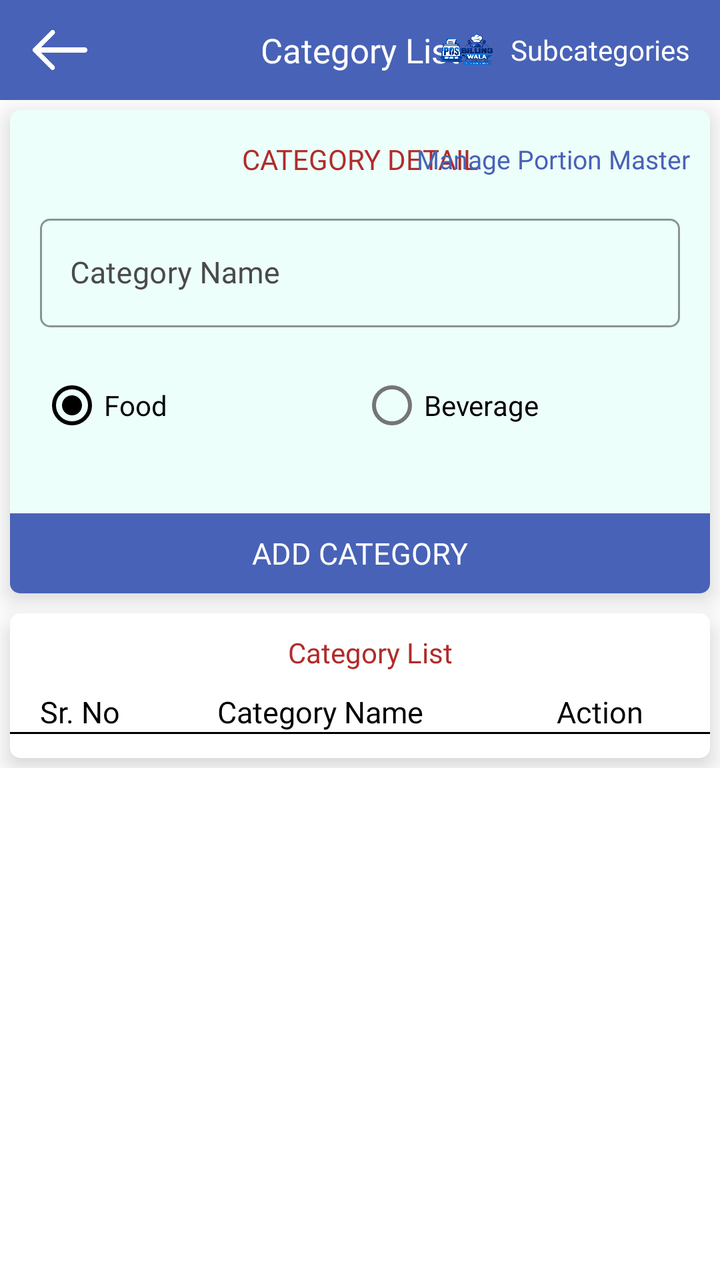
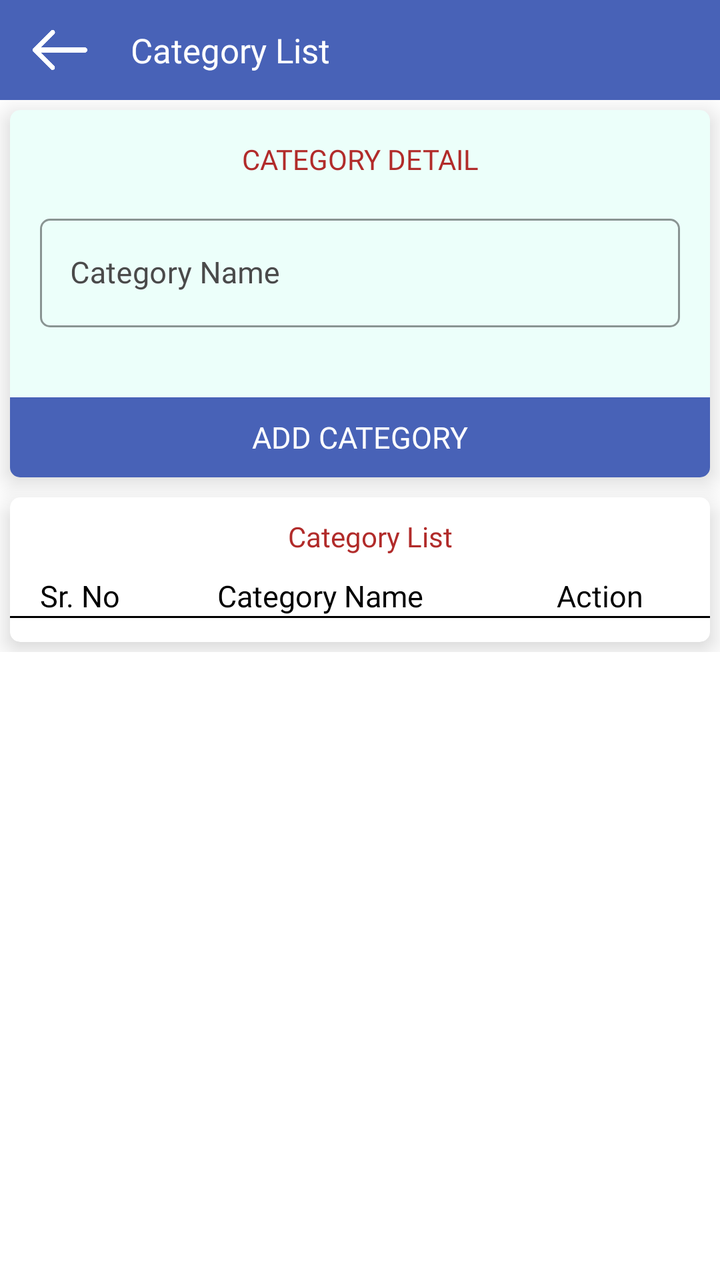

The first picture is an Android layout as it rendered before a commit; the second is the same layout after the commit. The layout source and the unified diff follow.
<!-- AndroidManifest.xml: application theme AppTheme -->
<!-- res/layout/fragment_add_category.xml -->
<?xml version="1.0" encoding="utf-8"?>
<LinearLayout xmlns:android="http://schemas.android.com/apk/res/android"
    xmlns:app="http://schemas.android.com/apk/res-auto"
    xmlns:tools="http://schemas.android.com/tools"
    android:layout_width="match_parent"
    android:layout_height="match_parent"
    android:orientation="vertical"
    tools:context=".Fragment.AddCategory">

    <com.google.android.material.appbar.AppBarLayout
        android:id="@+id/appBarLayout"
        android:layout_width="match_parent"
        android:layout_height="50dp">

        <RelativeLayout
            android:layout_width="match_parent"
            android:layout_height="match_parent">

            <ImageView
                android:id="@+id/backToHome"
                android:layout_width="30dp"
                android:layout_height="30dp"
                android:layout_alignParentStart="true"
                android:layout_centerInParent="true"
                android:layout_gravity="center"
                android:layout_marginStart="15dp"
                android:src="@drawable/back"
                app:tint="@color/white" />

            <androidx.appcompat.widget.AppCompatTextView
                android:layout_width="wrap_content"
                android:layout_height="wrap_content"
                android:layout_centerInParent="true"
                android:layout_gravity="center"
                android:fontFamily="@font/poppinsmedium"
                android:gravity="center"
                android:paddingStart="5dp"
                android:paddingEnd="5dp"
                android:text="@string/category_list"
                android:textColor="@color/white"
                android:textSize="17dp" />

            <androidx.appcompat.widget.AppCompatTextView
                android:id="@+id/manageSubcategories"
                android:layout_width="wrap_content"
                android:layout_height="wrap_content"
                android:layout_alignParentEnd="true"
                android:layout_centerInParent="true"
                android:layout_marginEnd="15dp"
                android:fontFamily="@font/poppinsmedium"
                android:gravity="center"
                android:text="@string/manage_subcategories"
                android:textColor="@color/white"
                android:textSize="14dp" />
            <ImageView
                android:id="@+id/appBrandLogo"
                android:layout_width="28dp"
                android:layout_height="28dp"
                android:layout_centerVertical="true"
                android:layout_marginEnd="8dp"
                android:layout_toStartOf="@+id/manageSubcategories"
                android:contentDescription="@string/app_name"
                android:scaleType="fitCenter"
                android:src="@drawable/app_logo" />

        </RelativeLayout>

    </com.google.android.material.appbar.AppBarLayout>

    <androidx.core.widget.NestedScrollView
        android:layout_width="match_parent"
        android:layout_height="match_parent">

        <LinearLayout
            android:layout_width="match_parent"
            android:layout_height="match_parent"
            android:orientation="vertical">

            <androidx.cardview.widget.CardView
                android:layout_width="match_parent"
                android:layout_height="wrap_content"
                android:layout_margin="5dp"
                android:elevation="7dp"
                app:cardBackgroundColor="#ecfffa"
                app:cardCornerRadius="5dp"
                app:cardElevation="7dp">

                <LinearLayout
                    android:layout_width="match_parent"
                    android:layout_height="wrap_content"
                    android:orientation="vertical">

                    <RelativeLayout
                        android:layout_width="match_parent"
                        android:layout_height="wrap_content"
                        android:layout_marginTop="15dp"
                        android:paddingStart="10dp"
                        android:paddingEnd="10dp">

                        <TextView
                            android:layout_width="wrap_content"
                            android:layout_height="wrap_content"
                            android:layout_centerInParent="true"
                            android:fontFamily="@font/poppinsbold"
                            android:gravity="center"
                            android:text="@string/category_detail"
                            android:textColor="@color/textcolor" />

                        <TextView
                            android:id="@+id/managePortionMaster"
                            android:layout_width="wrap_content"
                            android:layout_height="wrap_content"
                            android:layout_alignParentEnd="true"
                            android:layout_centerVertical="true"
                            android:fontFamily="@font/poppinsmedium"
                            android:text="@string/manage_portion_master"
                            android:textColor="@color/colorPrimary"
                            android:textSize="13dp" />

                    </RelativeLayout>

                    <com.google.android.material.textfield.TextInputLayout
                        android:id="@+id/categoryNameLayout"
                        style="@style/Widget.MaterialComponents.TextInputLayout.OutlinedBox"
                        android:layout_width="match_parent"
                        android:layout_height="wrap_content"
                        android:layout_gravity="center"
                        android:layout_marginStart="15dp"
                        android:layout_marginTop="15dp"
                        android:layout_marginEnd="15dp"
                        android:layout_marginBottom="5dp"
                        android:gravity="center"
                        android:textColorHint="@color/light_black"
                        app:boxCornerRadiusBottomEnd="5dp"
                        app:boxCornerRadiusBottomStart="5dp"
                        app:boxCornerRadiusTopEnd="5dp"
                        app:boxCornerRadiusTopStart="5dp"
                        app:boxStrokeColor="@color/light_black">

                        <com.google.android.material.textfield.TextInputEditText
                            android:id="@+id/categoryName"
                            android:layout_width="match_parent"
                            android:layout_height="wrap_content"
                            android:digits="abcdefghijklmnopqrstuvwxyzABCDEFGHIJKLMNOPQRSTUVWXYZ "
                            android:fontFamily="@font/poppinsregular"
                            android:hint="@string/category_name"
                            android:imeOptions="actionNext"
                            android:inputType="textCapWords"
                            android:paddingStart="15dp"
                            android:paddingEnd="10dp"
                            android:singleLine="true"
                            android:textColor="@color/black"
                            android:textColorHint="@color/light_black"
                            android:textSize="15dp" />

                    </com.google.android.material.textfield.TextInputLayout>

                    <RadioGroup
                        android:id="@+id/foodTypeGroup"
                        android:layout_width="match_parent"
                        android:layout_height="wrap_content"
                        android:layout_marginStart="15dp"
                        android:layout_marginTop="10dp"
                        android:layout_marginEnd="15dp"
                        android:orientation="horizontal">

                        <RadioButton
                            android:id="@+id/foodTypeFood"
                            android:layout_width="0dp"
                            android:layout_height="wrap_content"
                            android:layout_weight="1"
                            android:checked="true"
                            android:text="@string/ui_food" />

                        <RadioButton
                            android:id="@+id/foodTypeBeverage"
                            android:layout_width="0dp"
                            android:layout_height="wrap_content"
                            android:layout_weight="1"
                            android:text="@string/ui_beverage" />

                    </RadioGroup>

                    <TextView
                        android:id="@+id/addCategory"
                        android:layout_width="match_parent"
                        android:layout_height="40dp"
                        android:layout_gravity="center"
                        android:layout_marginTop="30dp"
                        android:background="@color/colorPrimary"
                        android:fontFamily="@font/poppinsmedium"
                        android:gravity="center"
                        android:text="@string/add_category"
                        android:textAllCaps="true"
                        android:textColor="@color/white"
                        android:textSize="15dp" />

                </LinearLayout>

            </androidx.cardview.widget.CardView>

            <androidx.cardview.widget.CardView
                android:id="@+id/categoryListCardView"
                android:layout_width="match_parent"
                android:layout_height="wrap_content"
                android:layout_margin="5dp"
                android:elevation="7dp"
                android:visibility="visible"
                app:cardCornerRadius="5dp"
                app:cardElevation="7dp">

                <LinearLayout
                    android:layout_width="match_parent"
                    android:layout_height="wrap_content"
                    android:orientation="vertical">

                    <TextView
                        android:layout_width="wrap_content"
                        android:layout_height="wrap_content"
                        android:layout_gravity="center"
                        android:layout_marginStart="5dp"
                        android:layout_marginTop="10dp"
                        android:fontFamily="@font/poppinsbold"
                        android:gravity="center"
                        android:paddingStart="10dp"
                        android:paddingEnd="10dp"
                        android:text="@string/category_list"
                        android:textColor="@color/textcolor" />

                    <LinearLayout
                        android:id="@+id/categoryLinearLayout"
                        android:layout_width="match_parent"
                        android:layout_height="wrap_content"
                        android:layout_marginStart="5dp"
                        android:layout_marginTop="10dp"
                        android:layout_marginEnd="5dp"
                        android:orientation="horizontal">

                        <TextView
                            android:layout_width="60dp"
                            android:layout_height="wrap_content"
                            android:layout_gravity="center"
                            android:fontFamily="@font/poppinsregular"
                            android:gravity="center"
                            android:paddingStart="5dp"
                            android:paddingEnd="5dp"
                            android:text="@string/ui_sr_no"
                            android:textColor="@color/black"
                            android:textSize="15dp" />

                        <TextView
                            android:layout_width="match_parent"
                            android:layout_height="wrap_content"
                            android:layout_gravity="center"
                            android:layout_weight="1"
                            android:fontFamily="@font/poppinsregular"
                            android:gravity="center"
                            android:paddingStart="5dp"
                            android:paddingEnd="5dp"
                            android:text="@string/category_name"
                            android:textColor="@color/black"
                            android:textSize="15dp" />

                        <TextView
                            android:layout_width="100dp"
                            android:layout_height="wrap_content"
                            android:layout_gravity="center"
                            android:fontFamily="@font/poppinsregular"
                            android:gravity="center"
                            android:paddingStart="5dp"
                            android:paddingEnd="5dp"
                            android:text="@string/ui_action"
                            android:textColor="@color/black"
                            android:textSize="15dp" />

                    </LinearLayout>

                    <View
                        android:layout_width="match_parent"
                        android:layout_height="1dp"
                        android:background="@color/black" />

                    <androidx.recyclerview.widget.RecyclerView
                        android:id="@+id/categoryRecyclerview"
                        android:layout_width="match_parent"
                        android:layout_height="match_parent"
                        android:layout_margin="3dp"
                        android:nestedScrollingEnabled="true"
                        android:padding="3dp" />

                </LinearLayout>

            </androidx.cardview.widget.CardView>

        </LinearLayout>

    </androidx.core.widget.NestedScrollView>

    <TextView
        android:id="@+id/noDataFound"
        android:layout_width="wrap_content"
        android:layout_height="wrap_content"
        android:layout_gravity="center"
        android:layout_marginTop="80dp"
        android:fontFamily="@font/poppinsmedium"
        android:gravity="center"
        android:paddingStart="10dp"
        android:paddingEnd="10dp"
        android:text="@string/ui_no_category_found_please_add_new_categor"
        android:textColor="@color/black"
        android:textSize="17dp" />

</LinearLayout>
<!-- resources referenced by this layout -->
<resources>
  <color name="black">#000</color>
  <color name="colorPrimary">#4862b7</color>
  <color name="light_black">#4a4a4a</color>
  <color name="textcolor">#b12b2a</color>
  <color name="white">#fff</color>
  <!-- drawable app_logo: png bitmap (drawable, 586552 bytes) -->
  <!-- drawable back: png bitmap (drawable, 3507 bytes) -->
  <string name="add_category">Add Category</string>
  <string name="app_name">Billingwala</string>
  <string name="category_detail">CATEGORY DETAIL</string>
  <string name="category_list">Category List</string>
  <string name="category_name">Category Name</string>
  <string name="manage_portion_master">Manage Portion Master</string>
  <string name="manage_subcategories">Subcategories</string>
  <string name="ui_action">Action</string>
  <string name="ui_beverage">Beverage</string>
  <string name="ui_food">Food</string>
  <string name="ui_no_category_found_please_add_new_categor">No Category Found\nPlease add new category</string>
  <string name="ui_sr_no">Sr. No</string>
  <style name="AppTheme" parent="Theme.MaterialComponents.Light.NoActionBar">
          
          <item name="colorPrimary">@color/colorPrimary</item>
          <item name="colorPrimaryDark">@color/colorPrimary</item>
          <item name="colorAccent">@color/colorAccent</item>
          <item name="android:windowIsTranslucent">true</item>
          <item name="windowNoTitle">true</item>
          <item name="windowActionBar">false</item>
  
      </style>
  <color name="colorAccent">#000</color>
</resources>

<!-- the commit's change to res/layout/fragment_add_category.xml (unified diff, before → after) -->
@@ -32,6 +32,8 @@
                 android:layout_height="wrap_content"
                 android:layout_centerInParent="true"
                 android:layout_gravity="center"
+                android:layout_marginStart="15dp"
+                android:layout_toEndOf="@+id/backToHome"
                 android:fontFamily="@font/poppinsmedium"
                 android:gravity="center"
                 android:paddingStart="5dp"
@@ -39,31 +41,7 @@
                 android:text="@string/category_list"
                 android:textColor="@color/white"
                 android:textSize="17dp" />
-
-            <androidx.appcompat.widget.AppCompatTextView
-                android:id="@+id/manageSubcategories"
-                android:layout_width="wrap_content"
-                android:layout_height="wrap_content"
-                android:layout_alignParentEnd="true"
-                android:layout_centerInParent="true"
-                android:layout_marginEnd="15dp"
-                android:fontFamily="@font/poppinsmedium"
-                android:gravity="center"
-                android:text="@string/manage_subcategories"
-                android:textColor="@color/white"
-                android:textSize="14dp" />
-            <ImageView
-                android:id="@+id/appBrandLogo"
-                android:layout_width="28dp"
-                android:layout_height="28dp"
-                android:layout_centerVertical="true"
-                android:layout_marginEnd="8dp"
-                android:layout_toStartOf="@+id/manageSubcategories"
-                android:contentDescription="@string/app_name"
-                android:scaleType="fitCenter"
-                android:src="@drawable/app_logo" />
-
-        </RelativeLayout>
+</RelativeLayout>
 
     </com.google.android.material.appbar.AppBarLayout>
 
@@ -90,34 +68,15 @@
                     android:layout_height="wrap_content"
                     android:orientation="vertical">
 
-                    <RelativeLayout
-                        android:layout_width="match_parent"
-                        android:layout_height="wrap_content"
+                    <TextView
+                        android:layout_width="wrap_content"
+                        android:layout_height="wrap_content"
+                        android:layout_gravity="center"
                         android:layout_marginTop="15dp"
-                        android:paddingStart="10dp"
-                        android:paddingEnd="10dp">
-
-                        <TextView
-                            android:layout_width="wrap_content"
-                            android:layout_height="wrap_content"
-                            android:layout_centerInParent="true"
-                            android:fontFamily="@font/poppinsbold"
-                            android:gravity="center"
-                            android:text="@string/category_detail"
-                            android:textColor="@color/textcolor" />
-
-                        <TextView
-                            android:id="@+id/managePortionMaster"
-                            android:layout_width="wrap_content"
-                            android:layout_height="wrap_content"
-                            android:layout_alignParentEnd="true"
-                            android:layout_centerVertical="true"
-                            android:fontFamily="@font/poppinsmedium"
-                            android:text="@string/manage_portion_master"
-                            android:textColor="@color/colorPrimary"
-                            android:textSize="13dp" />
-
-                    </RelativeLayout>
+                        android:fontFamily="@font/poppinsbold"
+                        android:gravity="center"
+                        android:text="@string/category_detail"
+                        android:textColor="@color/textcolor" />
 
                     <com.google.android.material.textfield.TextInputLayout
                         android:id="@+id/categoryNameLayout"
@@ -154,32 +113,6 @@
                             android:textSize="15dp" />
 
                     </com.google.android.material.textfield.TextInputLayout>
-
-                    <RadioGroup
-                        android:id="@+id/foodTypeGroup"
-                        android:layout_width="match_parent"
-                        android:layout_height="wrap_content"
-                        android:layout_marginStart="15dp"
-                        android:layout_marginTop="10dp"
-                        android:layout_marginEnd="15dp"
-                        android:orientation="horizontal">
-
-                        <RadioButton
-                            android:id="@+id/foodTypeFood"
-                            android:layout_width="0dp"
-                            android:layout_height="wrap_content"
-                            android:layout_weight="1"
-                            android:checked="true"
-                            android:text="@string/ui_food" />
-
-                        <RadioButton
-                            android:id="@+id/foodTypeBeverage"
-                            android:layout_width="0dp"
-                            android:layout_height="wrap_content"
-                            android:layout_weight="1"
-                            android:text="@string/ui_beverage" />
-
-                    </RadioGroup>
 
                     <TextView
                         android:id="@+id/addCategory"
<!-- resource entries referenced after the edit -->
@@ -5,18 +5,12 @@
   <color name="light_black">#4a4a4a</color>
   <color name="textcolor">#b12b2a</color>
   <color name="white">#fff</color>
-  <!-- drawable app_logo: png bitmap (drawable, 586552 bytes) -->
   <!-- drawable back: png bitmap (drawable, 3507 bytes) -->
   <string name="add_category">Add Category</string>
-  <string name="app_name">Billingwala</string>
   <string name="category_detail">CATEGORY DETAIL</string>
   <string name="category_list">Category List</string>
   <string name="category_name">Category Name</string>
-  <string name="manage_portion_master">Manage Portion Master</string>
-  <string name="manage_subcategories">Subcategories</string>
   <string name="ui_action">Action</string>
-  <string name="ui_beverage">Beverage</string>
-  <string name="ui_food">Food</string>
   <string name="ui_no_category_found_please_add_new_categor">No Category Found\nPlease add new category</string>
   <string name="ui_sr_no">Sr. No</string>
   <style name="AppTheme" parent="Theme.MaterialComponents.Light.NoActionBar">
